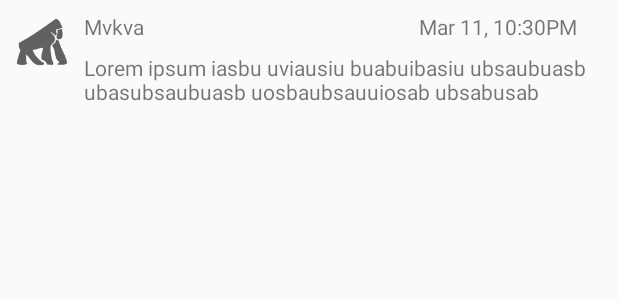
After one commit to mvkva/SmackChatApp, an Android app: the layout message_list_view.xml on its own in the app's theme, with its tools: preview values and no code run, on a phone screen of 412 x 824 dp. The commit adds this screen. Shown: the top 300 px of the screen. Run offline under Robolectric (Android 15) with nearby library versions, the phone set to English and light mode, and no system bars.

Commit message:
Date Formatter

```diff
--- a/app/src/main/java/com/milenkobojanic/smackchatapp/activities/CreateUserActivity.kt
+++ b/app/src/main/java/com/milenkobojanic/smackchatapp/activities/CreateUserActivity.kt
@@ -2,14 +2,13 @@ package com.milenkobojanic.smackchatapp.activities
 
 import android.content.Intent
 import android.graphics.Color
-import android.support.v7.app.AppCompatActivity
 import android.os.Bundle
 import android.support.v4.content.LocalBroadcastManager
+import android.support.v7.app.AppCompatActivity
 import android.view.View
 import android.widget.Toast
 import com.milenkobojanic.smackchatapp.R
 import com.milenkobojanic.smackchatapp.services.AuthService
-import com.milenkobojanic.smackchatapp.services.UserDataService
 import com.milenkobojanic.smackchatapp.utilities.BROADCAST_USER_DATA_CHANGE
 import kotlinx.android.synthetic.main.activity_create_user.*
 import java.util.*
--- a/app/src/main/java/com/milenkobojanic/smackchatapp/activities/LoginActivity.kt
+++ b/app/src/main/java/com/milenkobojanic/smackchatapp/activities/LoginActivity.kt
@@ -71,7 +71,7 @@ class LoginActivity : AppCompatActivity() {
     fun hideKeyboard() {
         val inputManager = getSystemService(Context.INPUT_METHOD_SERVICE) as InputMethodManager
 
-        if(inputManager.isAcceptingText) {
+        if (inputManager.isAcceptingText) {
             inputManager.hideSoftInputFromWindow(currentFocus.windowToken, 0)
         }
     }
--- /dev/null
+++ b/app/src/main/res/layout/message_list_view.xml
@@ -0,0 +1,50 @@
+<?xml version="1.0" encoding="utf-8"?>
+<android.support.constraint.ConstraintLayout xmlns:android="http://schemas.android.com/apk/res/android"
+                                             xmlns:app="http://schemas.android.com/apk/res-auto"
+                                             xmlns:tools="http://schemas.android.com/tools"
+                                             android:layout_width="match_parent"
+                                             android:layout_height="wrap_content">
+
+    <ImageView
+        android:id="@+id/messageUserImage"
+        android:layout_width="40dp"
+        android:layout_height="40dp"
+        android:layout_marginStart="8dp"
+        android:layout_marginTop="8dp"
+        app:layout_constraintStart_toStartOf="parent"
+        app:layout_constraintTop_toTopOf="parent"
+        tools:srcCompat="@drawable/dark20"/>
+
+    <TextView
+        android:id="@+id/messageUserNameLabel"
+        android:layout_width="wrap_content"
+        android:layout_height="wrap_content"
+        android:layout_marginStart="8dp"
+        app:layout_constraintStart_toEndOf="@+id/messageUserImage"
+        app:layout_constraintTop_toTopOf="@+id/messageUserImage"
+        tools:text="Mvkva"/>
+
+    <TextView
+        android:id="@+id/messageTimeStampLabel"
+        android:layout_width="wrap_content"
+        android:layout_height="wrap_content"
+        android:layout_marginEnd="8dp"
+        android:layout_marginStart="8dp"
+        app:layout_constraintEnd_toEndOf="parent"
+        app:layout_constraintHorizontal_bias="0.9"
+        app:layout_constraintStart_toEndOf="@+id/messageUserNameLabel"
+        app:layout_constraintTop_toTopOf="@+id/messageUserNameLabel"
+        tools:text="Mar 11, 10:30PM"/>
+
+    <TextView
+        android:id="@+id/messageBodyLabel"
+        android:layout_width="0dp"
+        android:layout_height="wrap_content"
+        android:layout_marginEnd="8dp"
+        android:layout_marginStart="8dp"
+        android:layout_marginTop="8dp"
+        app:layout_constraintEnd_toEndOf="parent"
+        app:layout_constraintStart_toEndOf="@+id/messageUserImage"
+        app:layout_constraintTop_toBottomOf="@+id/messageTimeStampLabel"
+        tools:text="Lorem ipsum iasbu uviausiu buabuibasiu ubsaubuasb ubasubsaubuasb uosbaubsauuiosab ubsabusab"/>
+</android.support.constraint.ConstraintLayout>
```
Also changed, not shown: app/src/main/java/com/milenkobojanic/smackchatapp/activities/MainActivity.kt (+30 -20 lines), app/src/main/java/com/milenkobojanic/smackchatapp/adapters/MessageAdapter.kt (added, +64 -0 lines).
